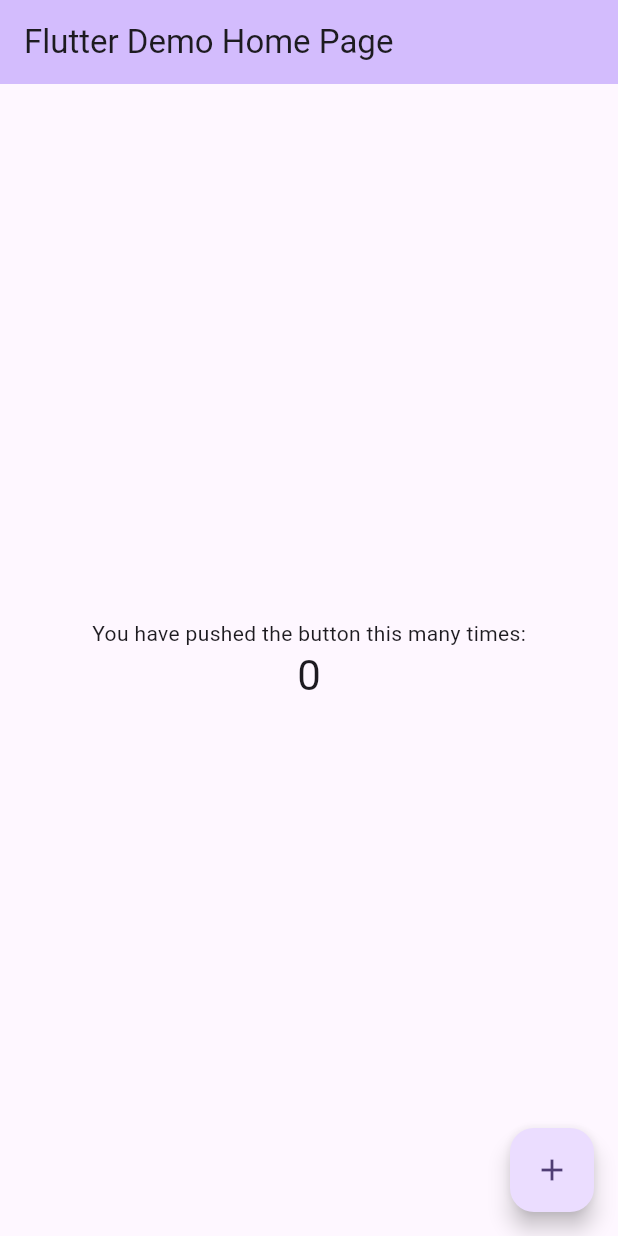
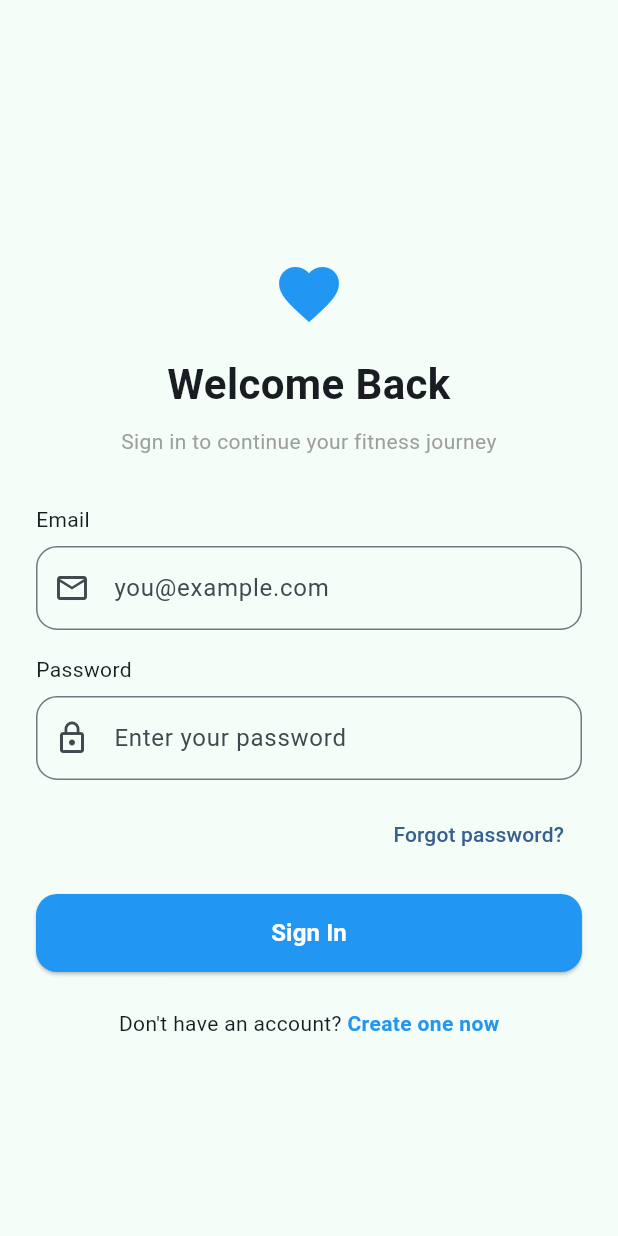
Before and after one commit to Younes-22/MovaFit, a Flutter app: the screen it shows after launch, on a phone screen of 412 x 824 dp. Run offline on Flutter 3.47's test engine with Material 3 defaults, Android fonts, the phone set to English and light mode, and no system bars.

Commit message:
Frontend login created

```diff
--- a/lib/main.dart
+++ b/lib/main.dart
@@ -1,122 +1,23 @@
 import 'package:flutter/material.dart';
+import 'screens/login_screen.dart';
 
 void main() {
-  runApp(const MyApp());
+  runApp(const MotivafitApp());
 }
 
-class MyApp extends StatelessWidget {
-  const MyApp({super.key});
+class MotivafitApp extends StatelessWidget {
+  const MotivafitApp({super.key});
 
-  // This widget is the root of your application.
   @override
   Widget build(BuildContext context) {
     return MaterialApp(
-      title: 'Flutter Demo',
+      title: 'Motivafit',
+      debugShowCheckedModeBanner: false,
       theme: ThemeData(
-        // This is the theme of your application.
-        //
-        // TRY THIS: Try running your application with "flutter run". You'll see
-        // the application has a purple toolbar. Then, without quitting the app,
-        // try changing the seedColor in the colorScheme below to Colors.green
-        // and then invoke "hot reload" (save your changes or press the "hot
-        // reload" button in a Flutter-supported IDE, or press "r" if you used
-        // the command line to start the app).
-        //
-        // Notice that the counter didn't reset back to zero; the application
-        // state is not lost during the reload. To reset the state, use hot
-        // restart instead.
-        //
-        // This works for code too, not just values: Most code changes can be
-        // tested with just a hot reload.
-        colorScheme: .fromSeed(seedColor: Colors.deepPurple),
+        colorScheme: ColorScheme.fromSeed(seedColor: Colors.blue),
+        useMaterial3: true,
       ),
-      home: const MyHomePage(title: 'Flutter Demo Home Page'),
+      home: const LoginScreen(),
     );
   }
 }
-
-class MyHomePage extends StatefulWidget {
-  const MyHomePage({super.key, required this.title});
-
-  // This widget is the home page of your application. It is stateful, meaning
-  // that it has a State object (defined below) that contains fields that affect
-  // how it looks.
-
-  // This class is the configuration for the state. It holds the values (in this
-  // case the title) provided by the parent (in this case the App widget) and
-  // used by the build method of the State. Fields in a Widget subclass are
-  // always marked "final".
-
-  final String title;
-
-  @override
-  State<MyHomePage> createState() => _MyHomePageState();
-}
-
-class _MyHomePageState extends State<MyHomePage> {
-  int _counter = 0;
-
-  void _incrementCounter() {
-    setState(() {
-      // This call to setState tells the Flutter framework that something has
-      // changed in this State, which causes it to rerun the build method below
-      // so that the display can reflect the updated values. If we changed
-      // _counter without calling setState(), then the build method would not be
-      // called again, and so nothing would appear to happen.
-      _counter++;
-    });
-  }
-
-  @override
-  Widget build(BuildContext context) {
-    // This method is rerun every time setState is called, for instance as done
-    // by the _incrementCounter method above.
-    //
-    // The Flutter framework has been optimized to make rerunning build methods
-    // fast, so that you can just rebuild anything that needs updating rather
-    // than having to individually change instances of widgets.
-    return Scaffold(
-      appBar: AppBar(
-        // TRY THIS: Try changing the color here to a specific color (to
-        // Colors.amber, perhaps?) and trigger a hot reload to see the AppBar
-        // change color while the other colors stay the same.
-        backgroundColor: Theme.of(context).colorScheme.inversePrimary,
-        // Here we take the value from the MyHomePage object that was created by
-        // the App.build method, and use it to set our appbar title.
-        title: Text(widget.title),
-      ),
-      body: Center(
-        // Center is a layout widget. It takes a single child and positions it
-        // in the middle of the parent.
-        child: Column(
-          // Column is also a layout widget. It takes a list of children and
-          // arranges them vertically. By default, it sizes itself to fit its
-          // children horizontally, and tries to be as tall as its parent.
-          //
-          // Column has various properties to control how it sizes itself and
-          // how it positions its children. Here we use mainAxisAlignment to
-          // center the children vertically; the main axis here is the vertical
-          // axis because Columns are vertical (the cross axis would be
-          // horizontal).
-          //
-          // TRY THIS: Invoke "debug painting" (choose the "Toggle Debug Paint"
-          // action in the IDE, or press "p" in the console), to see the
-          // wireframe for each widget.
-          mainAxisAlignment: .center,
-          children: [
-            const Text('You have pushed the button this many times:'),
-            Text(
-              '$_counter',
-              style: Theme.of(context).textTheme.headlineMedium,
-            ),
-          ],
-        ),
-      ),
-      floatingActionButton: FloatingActionButton(
-        onPressed: _incrementCounter,
-        tooltip: 'Increment',
-        child: const Icon(Icons.add),
-      ),
-    );
-  }
-}
--- a/lib/screens/login_screen.dart
+++ b/lib/screens/login_screen.dart
@@ -0,0 +1,182 @@
+import 'package:flutter/material.dart';
+import 'home_screen.dart';
+import 'create_account_screen.dart';
+
+class LoginScreen extends StatefulWidget {
+  const LoginScreen({super.key});
+
+  @override
+  State<LoginScreen> createState() => _LoginScreenState();
+}
+
+class _LoginScreenState extends State<LoginScreen> {
+  final TextEditingController _emailController = TextEditingController();
+  final TextEditingController _passwordController = TextEditingController();
+
+  @override
+  void dispose() {
+    _emailController.dispose();
+    _passwordController.dispose();
+    super.dispose();
+  }
+
+  @override
+  Widget build(BuildContext context) {
+    return Scaffold(
+      backgroundColor: const Color(0xFFF5FDF8),
+      body: SafeArea(
+        child: Center(
+          child: SingleChildScrollView(
+            padding: const EdgeInsets.all(24),
+            child: Column(
+              crossAxisAlignment: CrossAxisAlignment.stretch,
+              children: [
+                const SizedBox(height: 40),
+
+                const Icon(
+                  Icons.favorite,
+                  size: 48,
+                  color: Colors.blue,
+                ),
+
+                const SizedBox(height: 16),
+
+                const Text(
+                  'Welcome Back',
+                  textAlign: TextAlign.center,
+                  style: TextStyle(
+                    fontSize: 28,
+                    fontWeight: FontWeight.bold,
+                  ),
+                ),
+
+                const SizedBox(height: 8),
+
+                const Text(
+                  'Sign in to continue your fitness journey',
+                  textAlign: TextAlign.center,
+                  style: TextStyle(color: Colors.grey),
+                ),
+
+                const SizedBox(height: 32),
+
+                _buildInputField(
+                  label: 'Email',
+                  hint: 'you@example.com',
+                  icon: Icons.email_outlined,
+                  controller: _emailController,
+                ),
+
+                const SizedBox(height: 16),
+
+                _buildInputField(
+                  label: 'Password',
+                  hint: 'Enter your password',
+                  icon: Icons.lock_outline,
+                  controller: _passwordController,
+                  obscure: true,
+                ),
+
+                const SizedBox(height: 12),
+
+                Align(
+                  alignment: Alignment.centerRight,
+                  child: TextButton(
+                    onPressed: () {
+                      // TODO: forgot password flow
+                    },
+                    child: const Text('Forgot password?'),
+                  ),
+                ),
+
+                const SizedBox(height: 16),
+
+                SizedBox(
+                  height: 52,
+                  child: ElevatedButton(
+                    onPressed: () {
+                      // TEMP: simulate successful login
+                      Navigator.pushReplacement(
+                        context,
+                        MaterialPageRoute(
+                          builder: (_) => const HomeScreen(),
+                        ),
+                      );
+                    },
+                    style: ElevatedButton.styleFrom(
+                      backgroundColor: Colors.blue,
+                      shape: RoundedRectangleBorder(
+                        borderRadius: BorderRadius.circular(14),
+                      ),
+                    ),
+                    child: const Text(
+                      'Sign In',
+                      style: TextStyle(
+                        fontSize: 16,
+                        fontWeight: FontWeight.w600,
+                        color: Colors.white,
+                      ),
+                    ),
+                  ),
+                ),
+
+                const SizedBox(height: 24),
+
+                Row(
+                  mainAxisAlignment: MainAxisAlignment.center,
+                  children: [
+                    const Text("Don't have an account? "),
+                    GestureDetector(
+                      onTap: () {
+                        Navigator.push(
+                          context,
+                          MaterialPageRoute(
+                            builder: (_) => const CreateAccountScreen(),
+                          ),
+                        );
+                      },
+                      child: const Text(
+                        'Create one now',
+                        style: TextStyle(
+                          color: Colors.blue,
+                          fontWeight: FontWeight.w600,
+                        ),
+                      ),
+                    ),
+                  ],
+                ),
+              ],
+            ),
+          ),
+        ),
+      ),
+    );
+  }
+
+  Widget _buildInputField({
+    required String label,
+    required String hint,
+    required IconData icon,
+    required TextEditingController controller,
+    bool obscure = false,
+  }) {
+    return Column(
+      crossAxisAlignment: CrossAxisAlignment.start,
+      children: [
+        Text(label),
+        const SizedBox(height: 8),
+        TextField(
+          controller: controller,
+          obscureText: obscure,
+          decoration: InputDecoration(
+            hintText: hint,
+            prefixIcon: Icon(icon),
+            border: OutlineInputBorder(
+              borderRadius: BorderRadius.circular(14),
+            ),
+          ),
+        ),
+      ],
+    );
+  }
+}
```
Also changed, not shown: lib/screens/create_account_screen.dart (+124 -0 lines), lib/screens/home_screen.dart (+52 -0 lines), 2 other files.
